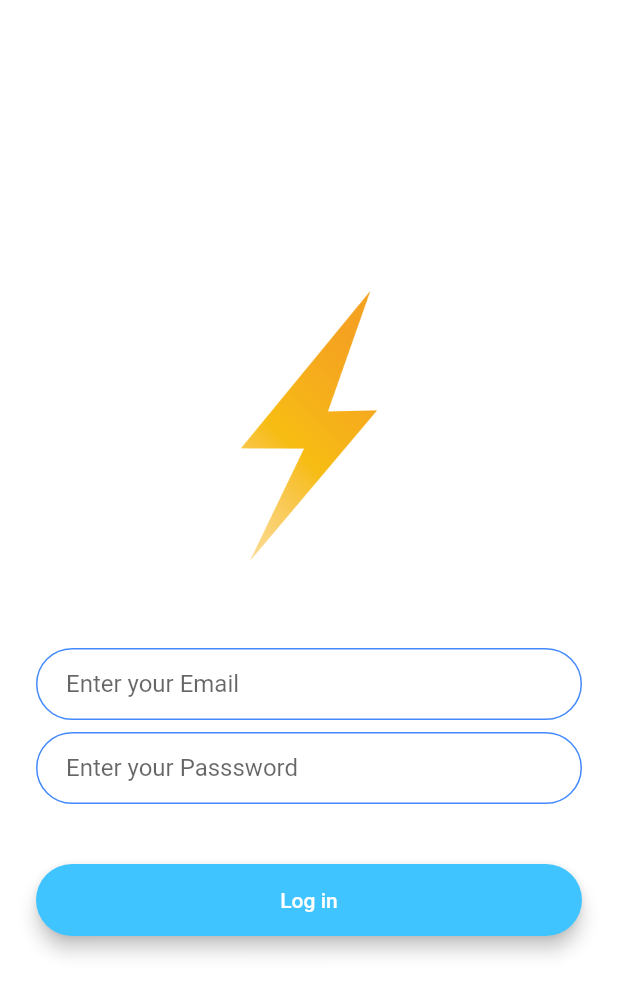
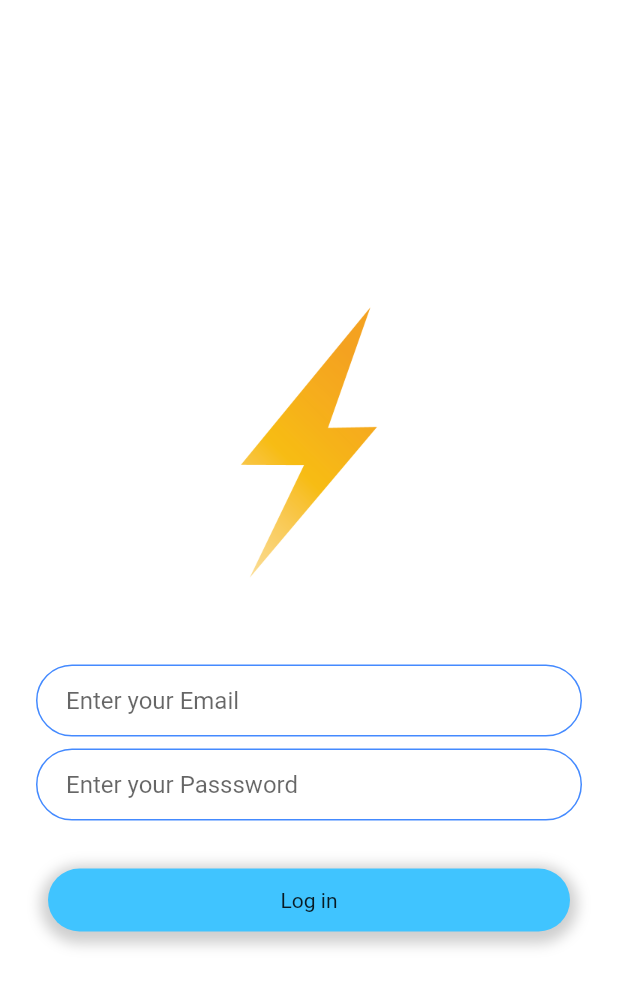
Before and after one commit to HaraldRichter/cackle_chat, a Flutter app: the LoginScreen screen opened by its route, on a phone screen of 412 x 824 dp. Shown: the top 995 px of the screen. Run offline on Flutter 3.47's test engine with Material 2 defaults, Android fonts, the phone set to English and light mode, and no system bars; our stand-ins replace animated_text_kit, firebase_core, go_router; accounts and stored records are empty.

```diff
--- a/lib/screens/login_screen.dart
+++ b/lib/screens/login_screen.dart
@@ -49,7 +49,7 @@ class _LoginScreenState extends State<LoginScreen> {
             SizedBox(
               height: 24.0,
             ),
-            LongButton(
+            LongButtonAlternative(
               buttonColor: Colors.lightBlueAccent,
               buttonLabel: 'Log in',
               onPressed: () {},
--- a/lib/screens/registration_screen.dart
+++ b/lib/screens/registration_screen.dart
@@ -48,7 +48,7 @@ class _RegistrationScreenState extends State<RegistrationScreen> {
             SizedBox(
               height: 24.0,
             ),
-            LongButton(
+            LongButtonAlternative(
               buttonColor: Colors.blueAccent,
               buttonLabel: 'Register',
               onPressed: () {
--- a/lib/screens/welcome_screen.dart
+++ b/lib/screens/welcome_screen.dart
@@ -71,6 +71,7 @@ class _WelcomeScreenState extends State<WelcomeScreen>
                     color: Colors.black,
                   ),
                   child: AnimatedTextKit(
+                    totalRepeatCount: 1,
                     animatedTexts: [
                       TypewriterAnimatedText(
                         'Cackle',
@@ -87,23 +88,16 @@ class _WelcomeScreenState extends State<WelcomeScreen>
               buttonColor: Colors.lightBlueAccent,
               buttonLabel: 'Log in',
               onPressed: () {
-                // GoRouter.of(context).pushNamed('login');
-                print('Login clicked');
+                GoRouter.of(context).pushNamed('login');
               },
             ),
             LongButton(
               buttonColor: Colors.blueAccent,
               buttonLabel: 'Register',
               onPressed: () {
-                // GoRouter.of(context).pushNamed('registration');
-                print('Registration clicked');
+                GoRouter.of(context).pushNamed('registration');
               },
             ),
-            MaterialButton(
-                color: Colors.green,
-                onPressed: () {
-                  GoRouter.of(context).pushNamed('registration');
-                }),
           ],
         ),
       ),
--- a/lib/widgets/long_button.dart
+++ b/lib/widgets/long_button.dart
@@ -21,7 +21,7 @@ class LongButton extends StatelessWidget {
         color: buttonColor,
         borderRadius: BorderRadius.circular(30.0),
         child: MaterialButton(
-          onPressed: onPressed(),
+          onPressed: () => onPressed(),
           minWidth: 200.0,
           height: 42.0,
           child: Text(
@@ -33,3 +33,45 @@ class LongButton extends StatelessWidget {
     );
   }
 }
+
+class LongButtonAlternative extends StatelessWidget {
+  const LongButtonAlternative({
+    super.key,
+    required this.buttonColor,
+    required this.buttonLabel,
+    required this.onPressed,
+  });
+
+  final Color buttonColor;
+  final String buttonLabel;
+  final Function onPressed;
+
+  @override
+  Widget build(BuildContext context) {
+    return GestureDetector(
+      onTap: () => onPressed(),
+      child: Container(
+        margin: EdgeInsets.all(8),
+        height: 42,
+        constraints: BoxConstraints(
+          minWidth: 200,
+        ),
+        decoration: BoxDecoration(
+          color: buttonColor,
+          borderRadius: BorderRadius.circular(30.0),
+          boxShadow: [
+            BoxShadow(
+              color: Colors.grey.withOpacity(0.5),
+              spreadRadius: 5,
+              blurRadius: 7,
+              offset: Offset(0, 3), // changes position of shadow
+            ),
+          ],
+        ),
+        child: Center(
+          child: Text(buttonLabel),
+        ),
+      ),
+    );
+  }
+}
--- a/pubspec.yaml
+++ b/pubspec.yaml
@@ -16,6 +16,9 @@ dependencies:
   cupertino_icons: ^1.0.2
   go_router: ^6.5.8
   animated_text_kit: ^4.2.2
+  firebase_core: ^2.15.0
+  firebase_auth: ^4.7.0
+  cloud_firestore: ^4.8.3
 
 dev_dependencies:
   flutter_test:
```
Also changed, not shown: lib/firebase_options.dart (added), pubspec.lock, 3 other files.
